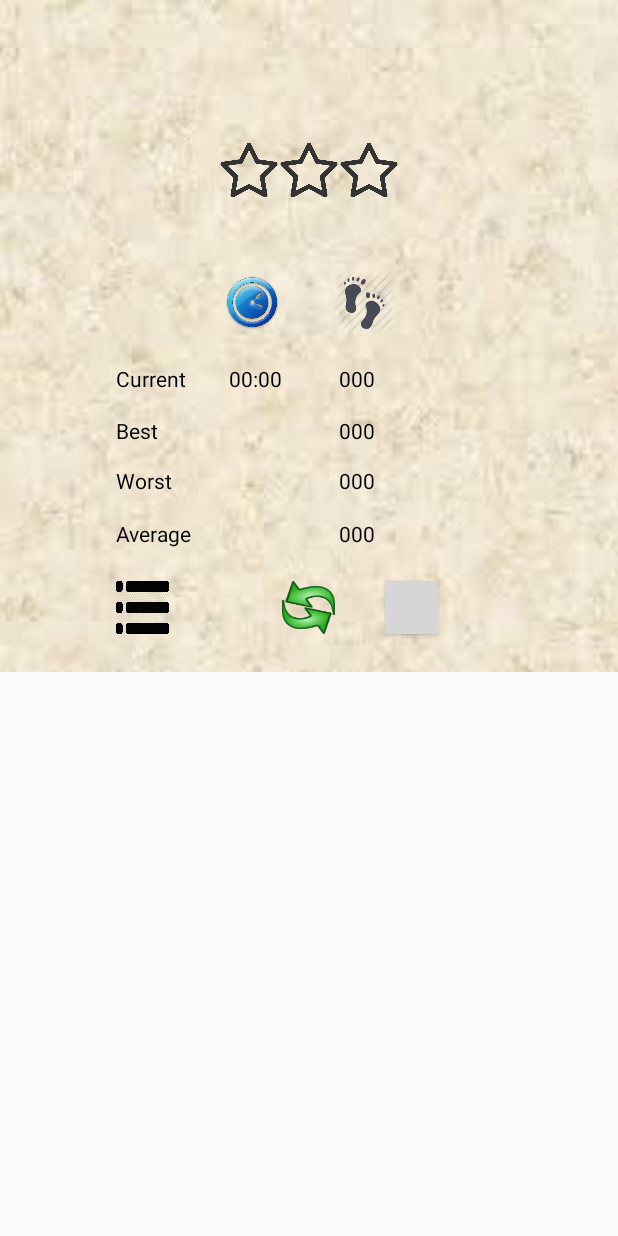
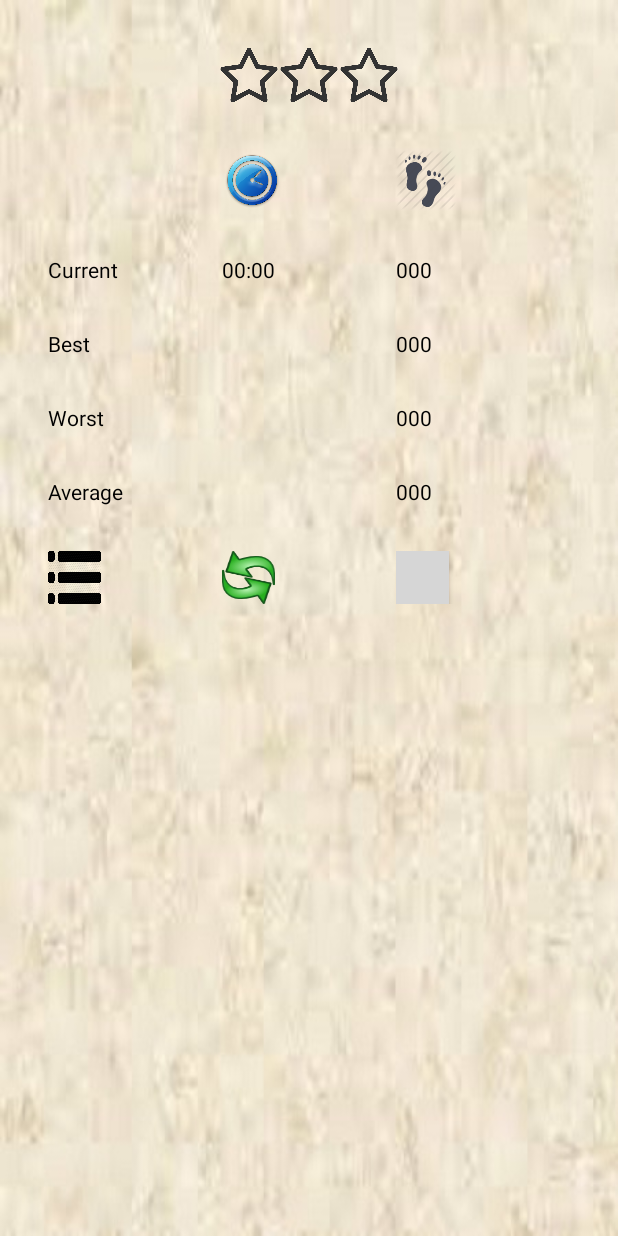
Before and after one commit to ShahMalavS/puzzleGame, an Android app: the layout game_complete.xml on its own in the app's theme, with its tools: preview values and no code run, on a phone screen of 412 x 824 dp. Run offline under Robolectric (Android 15) with nearby library versions, the phone set to English and light mode, and no system bars; grey boxes are pictures that could not be loaded.

Commit message:
Rejected commit: Default

```diff
--- a/app/src/main/java/com/example/puzzlegame/GameComplete.java
+++ b/app/src/main/java/com/example/puzzlegame/GameComplete.java
@@ -14,7 +14,6 @@ public class GameComplete extends Dialog
 		super(c);
 	}
 
-
 	Button play;
 
 	protected void onCreate(Bundle savedInstanceState, final Context context)
--- a/app/src/main/res/layout/about.xml
+++ b/app/src/main/res/layout/about.xml
@@ -1,16 +1,9 @@
 <?xml version="1.0" encoding="utf-8"?>
-
-<ScrollView
-     xmlns:android="http://schemas.android.com/apk/res/android"
-    android:layout_width="match_parent"
-    android:layout_height="wrap_content"
-    android:orientation="vertical"
-    android:background="@drawable/dbg">
-
-    <RelativeLayout
+<RelativeLayout xmlns:android="http://schemas.android.com/apk/res/android"
         android:layout_width="match_parent"
         android:layout_height="384dp"
-        android:layout_margin="5dp" >
+        android:layout_margin="5dp"
+        android:background="@drawable/dbg">
 
     <TextView
         android:id="@+id/textView1"
@@ -41,7 +34,7 @@
         android:layout_marginTop="40dp"
         android:textColor="#000000"
         android:textSize="15dp"
-        android:text="Developed By : Malav Shah" />
+        android:text="Developed By : Ankush Bathla" />
 
     <TextView
         android:id="@+id/textView3"
@@ -52,5 +45,4 @@
         android:textColor="#000000"
         android:text="Version: 1.0" />
 
-    </RelativeLayout>
-</ScrollView>
+</RelativeLayout>
--- a/app/src/main/res/layout/activity_main.xml
+++ b/app/src/main/res/layout/activity_main.xml
@@ -201,7 +201,8 @@
         android:layout_marginRight="14dp"
         android:text="000"
         android:textSize="20dp"
-        android:visibility="visible" />
+        android:visibility="visible"
+        android:translationZ="10dp"/>
 
     <TextView
         android:id="@+id/textView1"
--- a/app/src/main/res/layout/game_complete.xml
+++ b/app/src/main/res/layout/game_complete.xml
@@ -1,268 +1,329 @@
 <?xml version="1.0" encoding="utf-8"?>
-<ScrollView xmlns:android="http://schemas.android.com/apk/res/android"
-    android:layout_width="fill_parent"
-    android:layout_height="wrap_content"
-    android:background="@drawable/dbg"
+<LinearLayout xmlns:android="http://schemas.android.com/apk/res/android"
+    android:layout_width="match_parent"
+    android:layout_height="match_parent"
     android:orientation="vertical"
- >
-    <RelativeLayout
-        android:layout_width="fill_parent"
-        android:layout_height="448dp"
-        android:orientation="vertical" >
+    android:gravity="center_horizontal"
+    android:layout_gravity="center_horizontal"
+    android:background="@drawable/dbg">
 
     <TextView
         android:id="@+id/text"
         android:layout_width="wrap_content"
         android:layout_height="wrap_content"
-        android:layout_alignParentTop="true"
-        android:layout_centerHorizontal="true"
         android:layout_marginTop="32dp"
         android:text="New Record..!!"
         android:textColor="#000000"
         android:textSize="25dp"
         android:visibility="gone" />
 
+    <LinearLayout
+        android:layout_width="match_parent"
+        android:layout_height="wrap_content"
+        android:layout_gravity="center_horizontal"
+        android:gravity="center_horizontal"
+        android:orientation="horizontal"
+        android:layout_marginTop="30dp">
+
         <ImageView
             android:id="@+id/star1"
             android:layout_width="40dp"
             android:layout_height="40dp"
-        android:layout_alignTop="@+id/star2"
-        android:layout_toLeftOf="@+id/star2"
+            android:src="@drawable/starb" />
+
+        <ImageView
+            android:id="@+id/star2"
+            android:layout_width="40dp"
+            android:layout_height="40dp"
             android:src="@drawable/starb" />
 
         <ImageView
             android:id="@+id/star3"
             android:layout_width="40dp"
             android:layout_height="40dp"
-        android:layout_alignTop="@+id/star2"
-        android:layout_toRightOf="@+id/star2"
             android:src="@drawable/starb" />
 
+    </LinearLayout>
+
+
+    <LinearLayout
+        android:layout_width="match_parent"
+        android:layout_height="wrap_content"
+        android:layout_gravity="center_horizontal"
+        android:gravity="center_horizontal"
+        android:orientation="horizontal"
+        android:layout_marginTop="30dp"
+        android:weightSum="100"
+        android:layout_marginLeft="30dp"
+        android:layout_marginRight="30dp">
+
+        <LinearLayout
+            android:layout_width="0dp"
+            android:layout_height="wrap_content"
+            android:layout_weight="33">
+
+            <ImageView
+                android:layout_width="40dp"
+                android:layout_height="40dp"/>
+
+        </LinearLayout>
+
+        <LinearLayout
+            android:layout_width="0dp"
+            android:layout_height="wrap_content"
+            android:layout_weight="33">
+            <ImageView
+                android:id="@+id/ImageView04"
+                android:layout_width="40dp"
+                android:layout_height="40dp"
+                android:src="@drawable/clock" />
+        </LinearLayout>
+
+
+        <LinearLayout
+            android:layout_width="0dp"
+            android:layout_height="wrap_content"
+            android:layout_weight="33">
+            <ImageView
+                android:id="@+id/ImageView03"
+                android:layout_width="40dp"
+                android:layout_height="40dp"
+                android:src="@drawable/moves" />
+        </LinearLayout>
+
+
+    </LinearLayout>
+
+    <LinearLayout
+        android:layout_width="match_parent"
+        android:layout_height="wrap_content"
+        android:layout_gravity="center_horizontal"
+        android:gravity="center_horizontal"
+        android:orientation="horizontal"
+        android:layout_marginTop="30dp"
+        android:weightSum="100"
+        android:layout_marginLeft="30dp"
+        android:layout_marginRight="30dp">
+
+        <LinearLayout
+            android:layout_width="0dp"
+            android:layout_height="wrap_content"
+            android:layout_weight="33">
+
             <TextView
-        android:id="@+id/best"
+                android:id="@+id/TextView03"
                 android:layout_width="wrap_content"
                 android:layout_height="wrap_content"
-        android:layout_alignBaseline="@+id/TextView09"
-        android:layout_alignBottom="@+id/TextView09"
+                android:layout_marginRight="24dp"
+                android:text="Current"
+                android:textColor="#000000" />
+
+        </LinearLayout>
+
+        <LinearLayout
+            android:layout_width="0dp"
+            android:layout_height="wrap_content"
+            android:layout_weight="33">
+            <TextView
+                android:id="@+id/timecurrent"
+                android:layout_width="wrap_content"
+                android:layout_height="wrap_content"
                 android:textColor="#000000"
-        android:layout_alignLeft="@+id/ansmoves"
+                android:text="00:00" />
+        </LinearLayout>
+
+
+        <LinearLayout
+            android:layout_width="0dp"
+            android:layout_height="wrap_content"
+            android:layout_weight="33">
+            <TextView
+                android:id="@+id/ansmoves"
+                android:layout_width="wrap_content"
+                android:layout_height="wrap_content"
+                android:textColor="#000000"
                 android:text="000" />
+        </LinearLayout>
+
+
+    </LinearLayout>
+
+    <LinearLayout
+        android:layout_width="match_parent"
+        android:layout_height="wrap_content"
+        android:layout_gravity="center_horizontal"
+        android:gravity="center_horizontal"
+        android:orientation="horizontal"
+        android:layout_marginTop="30dp"
+        android:weightSum="100"
+        android:layout_marginLeft="30dp"
+        android:layout_marginRight="30dp">
+
+        <LinearLayout
+            android:layout_width="0dp"
+            android:layout_height="wrap_content"
+            android:layout_weight="33">
 
             <TextView
                 android:id="@+id/TextView12"
                 android:layout_width="wrap_content"
                 android:layout_height="wrap_content"
-        android:layout_alignBaseline="@+id/best"
-        android:layout_alignBottom="@+id/best"
                 android:textColor="#000000"
-        android:layout_alignLeft="@+id/TextView03"
                 android:text="Best" />
+
+        </LinearLayout>
+
+        <LinearLayout
+            android:layout_width="0dp"
+            android:layout_height="wrap_content"
+            android:layout_weight="33"/>
+
+        <LinearLayout
+            android:layout_width="0dp"
+            android:layout_height="wrap_content"
+            android:layout_weight="33">
+            <TextView
+                android:id="@+id/best"
+                android:layout_width="wrap_content"
+                android:layout_height="wrap_content"
+                android:textColor="#000000"
+                android:text="000" />
+        </LinearLayout>
+    </LinearLayout>
+
+    <LinearLayout
+        android:layout_width="match_parent"
+        android:layout_height="wrap_content"
+        android:layout_gravity="center_horizontal"
+        android:gravity="center_horizontal"
+        android:orientation="horizontal"
+        android:layout_marginTop="30dp"
+        android:weightSum="100"
+        android:layout_marginLeft="30dp"
+        android:layout_marginRight="30dp">
+
+        <LinearLayout
+            android:layout_width="0dp"
+            android:layout_height="wrap_content"
+            android:layout_weight="33">
 
             <TextView
                 android:id="@+id/TextView11"
                 android:layout_width="wrap_content"
                 android:layout_height="wrap_content"
-        android:layout_alignBaseline="@+id/worst"
-        android:layout_alignBottom="@+id/worst"
                 android:textColor="#000000"
-        android:layout_alignLeft="@+id/TextView12"
                 android:text="Worst" />
+
+        </LinearLayout>
+
+        <LinearLayout
+            android:layout_width="0dp"
+            android:layout_height="wrap_content"
+            android:layout_weight="33"/>
+
+        <LinearLayout
+            android:layout_width="0dp"
+            android:layout_height="wrap_content"
+            android:layout_weight="33">
+            <TextView
+                android:id="@+id/worst"
+                android:layout_width="wrap_content"
+                android:layout_height="wrap_content"
+                android:textColor="#000000"
+                android:text="000" />
+        </LinearLayout>
+    </LinearLayout>
+
+    <LinearLayout
+        android:layout_width="match_parent"
+        android:layout_height="wrap_content"
+        android:layout_gravity="center_horizontal"
+        android:gravity="center_horizontal"
+        android:orientation="horizontal"
+        android:layout_marginTop="30dp"
+        android:weightSum="100"
+        android:layout_marginLeft="30dp"
+        android:layout_marginRight="30dp">
+
+        <LinearLayout
+            android:layout_width="0dp"
+            android:layout_height="wrap_content"
+            android:layout_weight="33">
 
             <TextView
                 android:id="@+id/TextView04"
                 android:layout_width="wrap_content"
                 android:layout_height="wrap_content"
-        android:layout_alignBaseline="@+id/average"
                 android:textColor="#000000"
-        android:layout_alignBottom="@+id/average"
-        android:layout_alignLeft="@+id/TextView11"
                 android:text="Average" />
 
-    <TextView
-        android:id="@+id/TextView10"
-        android:layout_width="wrap_content"
+        </LinearLayout>
+
+        <LinearLayout
+            android:layout_width="0dp"
             android:layout_height="wrap_content"
-        android:layout_alignLeft="@+id/textView1"
-        android:textColor="#000000"
-        android:layout_below="@+id/textView1"
-        android:layout_marginTop="21dp"
-        android:text="" />
+            android:layout_weight="33"/>
 
-    <TextView
-        android:id="@+id/TextView09"
-        android:layout_width="wrap_content"
+        <LinearLayout
+            android:layout_width="0dp"
             android:layout_height="wrap_content"
-        android:layout_alignLeft="@+id/TextView10"
-        android:textColor="#000000"
-        android:layout_below="@+id/TextView10"
-        android:layout_marginTop="15dp"
-        android:text="" />
-
-    <TextView
-        android:id="@+id/TextView08"
-        android:layout_width="wrap_content"
-        android:layout_height="wrap_content"
-        android:layout_alignLeft="@+id/TextView09"
-        android:layout_below="@+id/TextView09"
-        android:textColor="#000000"
-        android:layout_marginTop="14dp"
-        android:text="" />
-
-    <TextView
-        android:id="@+id/TextView07"
-        android:layout_width="wrap_content"
-        android:layout_height="wrap_content"
-        android:layout_alignLeft="@+id/TextView08"
-        android:layout_below="@+id/TextView08"
-        android:textColor="#000000"
-        android:layout_marginTop="16dp"
-        android:text="" />
-
-    <TextView
-        android:id="@+id/worst"
-        android:layout_width="wrap_content"
-        android:layout_height="wrap_content"
-        android:layout_alignBaseline="@+id/TextView08"
-        android:textColor="#000000"
-        android:layout_alignBottom="@+id/TextView08"
-        android:layout_alignLeft="@+id/star3"
-        android:text="000" />
-
+            android:layout_weight="33">
             <TextView
                 android:id="@+id/average"
                 android:layout_width="wrap_content"
                 android:layout_height="wrap_content"
-        android:layout_alignBaseline="@+id/TextView07"
-        android:layout_alignBottom="@+id/TextView07"
-        android:textColor="#000000"
-        android:layout_alignLeft="@+id/worst"
-        android:text="000" />
-
-    <TextView
-        android:id="@+id/ansmoves"
-        android:layout_width="wrap_content"
-        android:layout_height="wrap_content"
-        android:layout_alignBaseline="@+id/TextView10"
-        android:layout_alignBottom="@+id/TextView10"
-        android:layout_toRightOf="@+id/star2"
                 android:textColor="#000000"
                 android:text="000" />
+        </LinearLayout>
+    </LinearLayout>
 
-    <TextView
-        android:id="@+id/timecurrent"
-        android:layout_width="wrap_content"
+    <LinearLayout
+        android:layout_width="match_parent"
         android:layout_height="wrap_content"
-        android:layout_alignBaseline="@+id/ansmoves"
-        android:layout_alignBottom="@+id/ansmoves"
-        android:textColor="#000000"
-        android:layout_alignRight="@+id/ImageView04"
-        android:text="00:00" />
+        android:layout_gravity="center_horizontal"
+        android:gravity="center_horizontal"
+        android:orientation="horizontal"
+        android:layout_marginTop="30dp"
+        android:weightSum="100"
+        android:layout_marginLeft="30dp"
+        android:layout_marginRight="30dp">
 
-    <TextView
-        android:id="@+id/TextView15"
-        android:layout_width="wrap_content"
+        <LinearLayout
+            android:layout_width="0dp"
             android:layout_height="wrap_content"
-        android:layout_alignBaseline="@+id/best"
-        android:layout_alignBottom="@+id/best"
-        android:textColor="#000000"
-        android:layout_alignLeft="@+id/timecurrent"
-        android:text="00:00"
-        android:visibility="gone" />
+            android:layout_weight="33">
 
-    <TextView
-        android:id="@+id/TextView14"
-        android:layout_width="wrap_content"
+            <Button
+                android:id="@+id/menu"
+                android:layout_width="35dp"
+                android:layout_height="35dp"
+                android:background="@drawable/menu" />
+
+        </LinearLayout>
+
+        <LinearLayout
+            android:layout_width="0dp"
             android:layout_height="wrap_content"
-        android:layout_alignBaseline="@+id/worst"
-        android:layout_alignBottom="@+id/worst"
-        android:layout_alignLeft="@+id/TextView15"
-        android:textColor="#000000"
-        android:text="00:00"
-        android:visibility="gone" />
-
-    <TextView
-        android:id="@+id/TextView13"
-        android:layout_width="wrap_content"
-        android:layout_height="wrap_content"
-        android:layout_alignBaseline="@+id/average"
-        android:layout_alignBottom="@+id/average"
-        android:textColor="#000000"
-        android:layout_alignLeft="@+id/TextView14"
-        android:text="00:00"
-		android:visibility="gone"/>
+            android:layout_weight="33">
 
             <Button
                 android:id="@+id/play"
                 android:layout_width="35dp"
                 android:layout_height="35dp"
-        android:layout_below="@+id/average"
-        android:layout_centerHorizontal="true"
-        android:layout_marginTop="22dp"
                 android:background="@drawable/restart" />
 
-    <Button
-        android:id="@+id/menu"
-        android:layout_width="35dp"
-        android:layout_height="35dp"
-        android:layout_alignBaseline="@+id/play"
-        android:layout_alignBottom="@+id/play"
-        android:layout_alignLeft="@+id/TextView04"
-        android:background="@drawable/menu" />
+        </LinearLayout>
 
+        <LinearLayout
+            android:layout_width="0dp"
+            android:layout_height="wrap_content"
+            android:layout_weight="33">
             <Button
                 android:id="@+id/next"
                 android:layout_width="35dp"
                 android:layout_height="35dp"
-        android:layout_alignBottom="@+id/play"
-        android:layout_alignRight="@+id/TextView07"
                 android:background="@drawable/arrow" />
+        </LinearLayout>
+    </LinearLayout>
 
-    <ImageView
-        android:id="@+id/ImageView03"
-        android:layout_width="40dp"
-        android:layout_height="40dp"
-        android:layout_below="@+id/star2"
-        android:layout_marginTop="48dp"
-        android:layout_toRightOf="@+id/play"
-        android:src="@drawable/moves" />
-
-    <ImageView
-        android:id="@+id/star2"
-        android:layout_width="40dp"
-        android:layout_height="40dp"
-        android:layout_alignParentTop="true"
-        android:layout_centerHorizontal="true"
-        android:layout_marginTop="93dp"
-        android:src="@drawable/starb" />
-
-    <TextView
-        android:id="@+id/TextView03"
-        android:layout_width="wrap_content"
-        android:layout_height="wrap_content"
-        android:layout_alignBaseline="@+id/timecurrent"
-        android:layout_alignBottom="@+id/timecurrent"
-        android:layout_marginRight="24dp"
-        android:layout_toLeftOf="@+id/ImageView04"
-        android:text="Current"
-        android:textColor="#000000" />
-
-    <TextView
-        android:id="@+id/textView1"
-        android:layout_width="wrap_content"
-        android:layout_height="wrap_content"
-        android:layout_alignBottom="@+id/ImageView03"
-        android:layout_marginLeft="26dp"
-        android:layout_toRightOf="@+id/star3"
-        android:text=""
-        android:textColor="#000000" />
-
-    <ImageView
-        android:id="@+id/ImageView04"
-        android:layout_width="40dp"
-        android:layout_height="40dp"
-        android:layout_above="@+id/TextView10"
-        android:layout_toLeftOf="@+id/play"
-        android:src="@drawable/clock" />
-
-    </RelativeLayout>
-</ScrollView>
+</LinearLayout>
```
Also changed, not shown: app/src/main/AndroidManifest.xml (+6 -9 lines), 1 other file. Lines whose indentation alone changed are shown as unchanged.
